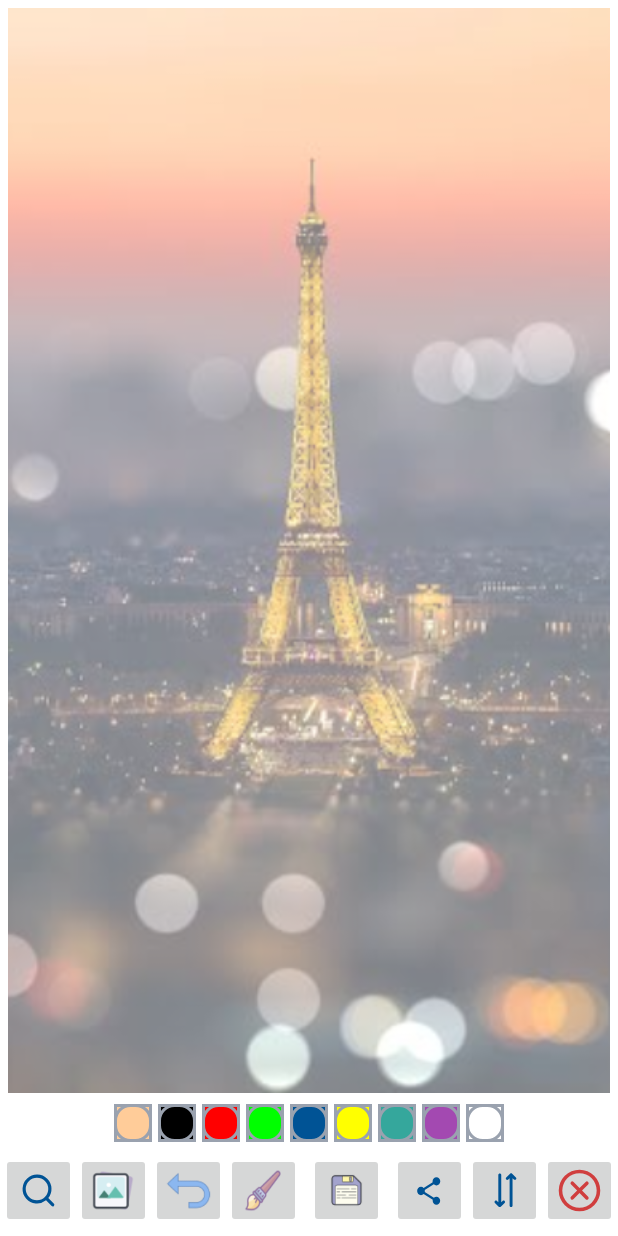
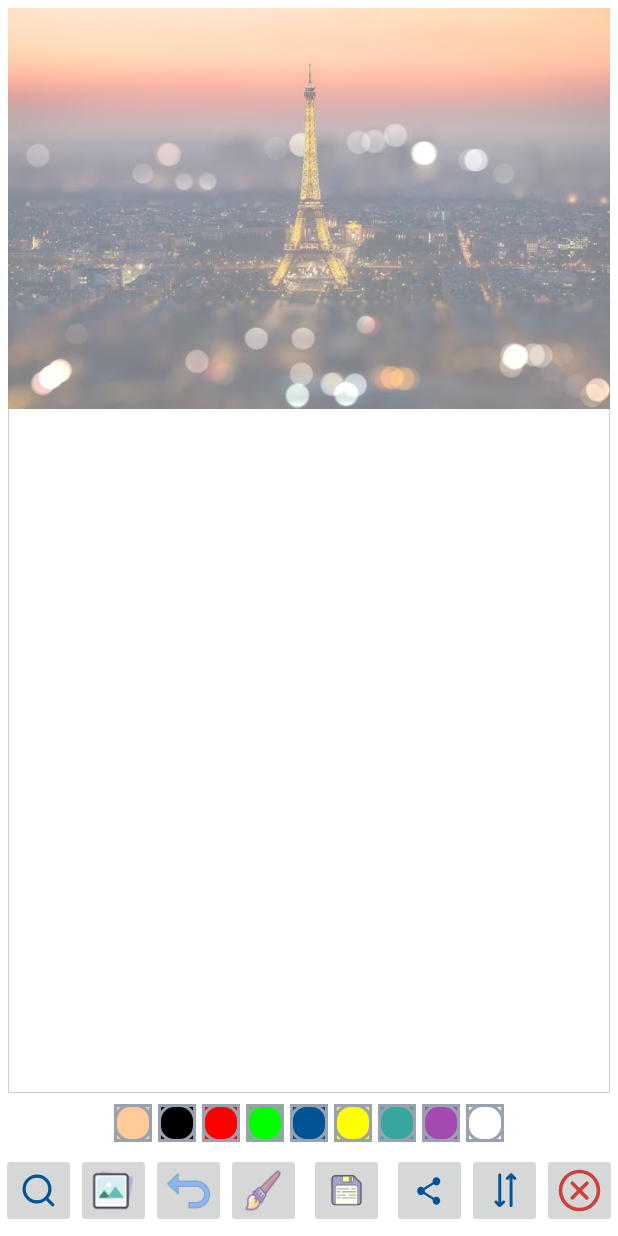
Before and after one commit to lananh223/FunnyDrawingApp, an Android app: the layout drawing_and_gallery_fragment.xml on its own in the app's theme, with its tools: preview values and no code run, on a phone screen of 412 x 824 dp. Run offline under Robolectric (Android 15) with nearby library versions, the light colour scheme and no system bars; network calls fail.

Commit message:
Update container view and scale type

```diff
--- a/app/src/main/java/com/bignerdranch/android/funnydrawingapp/PhotoGallery/PhotoGalleryFragment.kt
+++ b/app/src/main/java/com/bignerdranch/android/funnydrawingapp/PhotoGallery/PhotoGalleryFragment.kt
@@ -116,7 +116,6 @@ class PhotoGalleryFragment : Fragment() {
         override fun onBindViewHolder(holder: ViewHolder, position: Int) {
             Glide.with(holder.itemView)
                 .load(photoList[position].photoLink)
-                .fitCenter()
                 .into(holder.imageView)
 
             val link = photoList[position].photoLink
@@ -126,7 +125,7 @@ class PhotoGalleryFragment : Fragment() {
 
                 val fragmentManager = requireActivity().supportFragmentManager
                 val transaction = fragmentManager.beginTransaction()
-                transaction.replace(R.id.fl_drawing_view_container, DrawingAndGallery.newInstance())
+                transaction.replace(R.id.galleryFragmentContainer, DrawingAndGallery.newInstance())
                 transaction.commit()
             }
         }
--- a/app/src/main/res/layout/drawing_and_gallery_fragment.xml
+++ b/app/src/main/res/layout/drawing_and_gallery_fragment.xml
@@ -22,7 +22,7 @@
             android:layout_width="match_parent"
             android:layout_height="match_parent"
             android:contentDescription="@string/background_image"
-            android:scaleType="centerCrop"
+            android:scaleType="fitStart"
             tools:src="@drawable/image" />
 
         <com.bignerdranch.android.funnydrawingapp.Drawing.DrawingView
```
